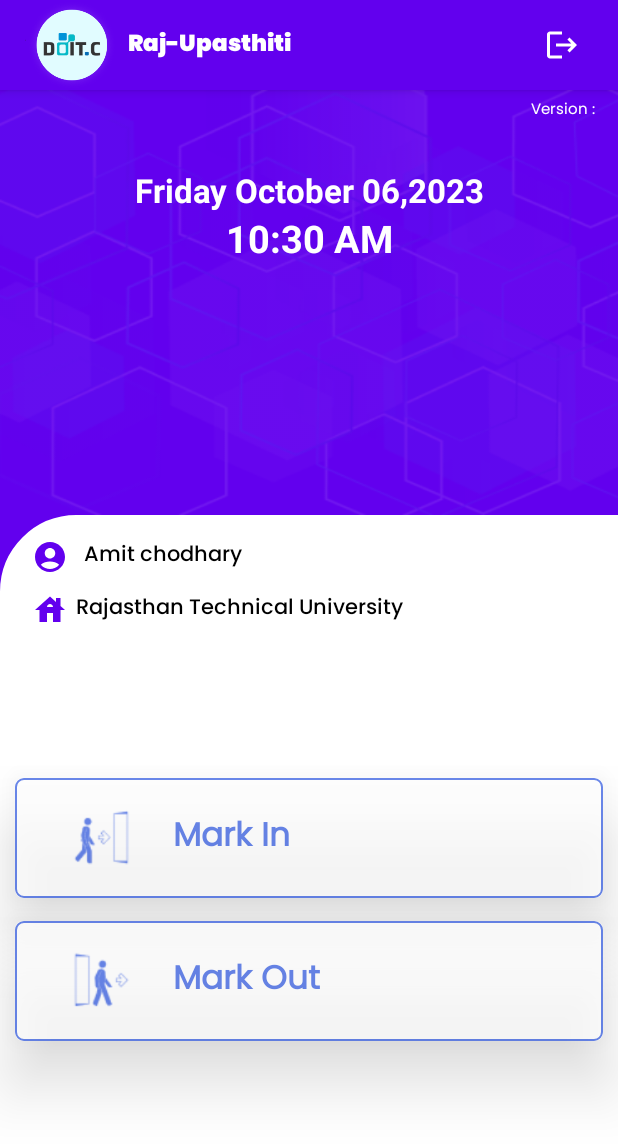
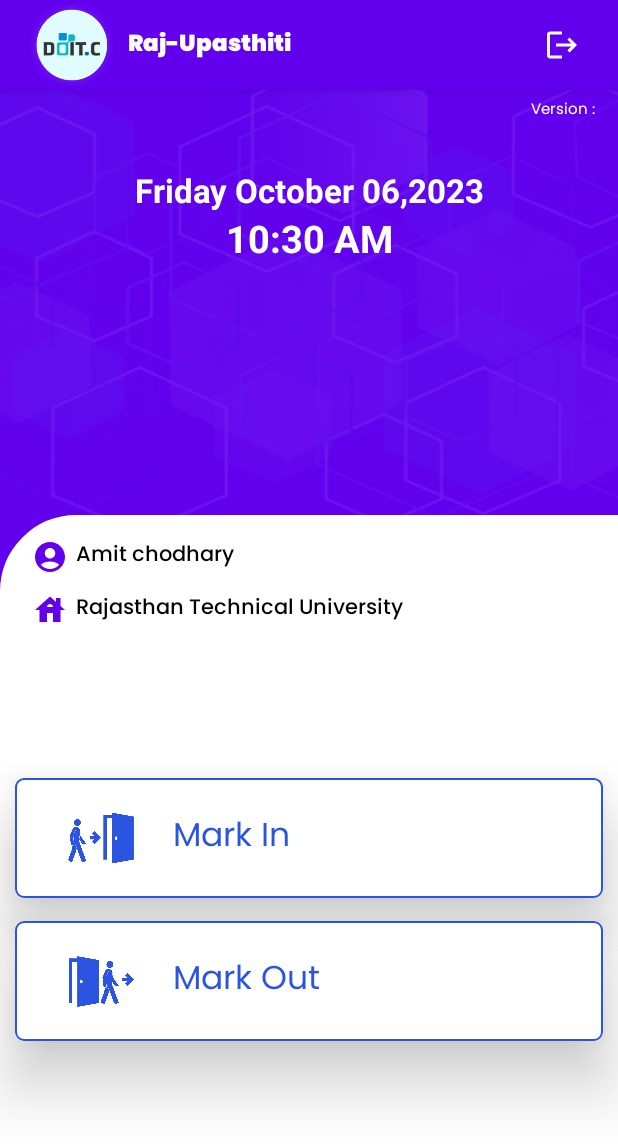
Before and after one commit to amitchodhary0786/RajAttendance, an Android app: the MainActivity screen opened directly, with no data from a screen before it, on a phone screen of 412 x 824 dp. Shown: the top 1144 px of the screen. Run offline under Robolectric (Android 15) with nearby library versions, the phone set to English and light mode, and no system bars.

Commit message:
initial commit 06/10/2023

```diff
--- a/app/src/main/java/com/gov/doitc/rajattendance/SsologinScreen.java
+++ b/app/src/main/java/com/gov/doitc/rajattendance/SsologinScreen.java
@@ -81,8 +81,8 @@ public class SsologinScreen extends AppCompatActivity {
                 @Override
                 public void run() {
                     try {
-                        //enc_pass = passwordencreaption(str_password);
-                        SsologinfunctionsDirect(str_email,str_password);
+                        enc_pass = passwordencreaption(str_password);
+                        SsologinfunctionsDirect(str_email,enc_pass);
                        // apiCall();
 
                     } catch (Exception e) {
--- a/app/src/main/res/drawable/markinback.xml
+++ b/app/src/main/res/drawable/markinback.xml
@@ -6,4 +6,5 @@
     <stroke
         android:width="1dp"
         android:color="@color/appblue" />
+
 </shape>
--- a/app/src/main/res/layout/activity_main.xml
+++ b/app/src/main/res/layout/activity_main.xml
@@ -167,8 +167,7 @@
                     android:layout_height="wrap_content"
                     android:text="Amit chodhary"
                     android:fontFamily="@font/poppinsmed"
-                    android:textColor="@color/black"
-                    android:layout_marginLeft="5dp"></TextView>
+                    android:textColor="@color/black"></TextView>
             </LinearLayout>
             <LinearLayout
                 android:layout_width="match_parent"
@@ -202,7 +201,6 @@
             android:layout_weight="2"
             android:background="@color/white">
             <androidx.cardview.widget.CardView
-                android:alpha=".7"
                 android:id="@+id/cv_markin"
                 android:layout_width="match_parent"
                 android:layout_height="wrap_content"
@@ -229,11 +227,11 @@
                         android:layout_width="0dp"
                         android:layout_weight="1"
                         android:layout_height="40dp"
-                        android:src="@drawable/markinicon"></ImageView>
+                        android:src="@drawable/white_icon_markin"
+                        app:tint="@color/appblue"></ImageView>
                     <TextView
                         android:id="@+id/tv_textmarkin"
                         android:textSize="22dp"
-                        android:textStyle="bold"
                         android:textColor="@color/appblue"
                         android:textColorHint="@color/appblue"
                         android:fontFamily="@font/poppinsreg"
@@ -250,7 +248,8 @@
                         android:layout_weight=".5"
                         android:layout_height="20dp"
                         android:src="@drawable/timeicon"
-                        android:scaleType="centerInside"></ImageView>
+                        android:scaleType="centerInside"
+                        android:padding="2dp"></ImageView>
                     <TextView
                         android:id="@+id/tv_markintime"
                         android:textSize="15dp"
@@ -258,7 +257,7 @@
                         android:textColor="@color/white"
                         android:textColorHint="@color/white"
                         android:fontFamily="@font/poppinsreg"
-                        android:hint="00:00AM"
+                        android:hint="00:00"
                         android:layout_width="0dp"
                         android:layout_weight="1"
                         android:layout_height="wrap_content"></TextView>
@@ -276,7 +275,6 @@
 
             </androidx.cardview.widget.CardView>
             <androidx.cardview.widget.CardView
-                android:alpha=".7"
                 android:id="@+id/cv_markout"
                 android:layout_width="match_parent"
                 android:layout_height="wrap_content"
@@ -304,12 +302,12 @@
                         android:layout_width="0dp"
                         android:layout_weight="1"
                         android:layout_height="40dp"
-                        android:src="@drawable/markouticon"></ImageView>
+                        android:src="@drawable/white_icon_markout"
+                        app:tint="@color/appblue"></ImageView>
 
                     <TextView
                         android:id="@+id/tv_textmarkout"
                         android:textSize="22dp"
-                        android:textStyle="bold"
                         android:textColor="@color/appblue"
                         android:textColorHint="@color/appblue"
                         android:fontFamily="@font/poppinsreg"
@@ -320,6 +318,7 @@
                         android:gravity="bottom"></TextView>
 
                     <ImageView
+                        android:padding="2dp"
                         android:layout_width="0dp"
                         android:layout_weight=".5"
                         android:layout_height="20dp"
@@ -332,7 +331,7 @@
                         android:textColor="@color/white"
                         android:textColorHint="@color/white"
                         android:fontFamily="@font/poppinsreg"
-                        android:hint="00:00AM"
+                        android:hint="00:00"
                         android:layout_width="0dp"
                         android:layout_weight="1"
                         android:layout_height="wrap_content"></TextView>
--- a/app/src/main/res/values/colors.xml
+++ b/app/src/main/res/values/colors.xml
@@ -23,4 +23,6 @@
     <color name="light_green">#00cd00</color>
 
     <color name="appblue">#2B55E1</color>
+    <color name="markin">#086800</color>
+    <color name="markout">#880A11</color>
 </resources>
```
Also changed, not shown: app/src/main/java/com/gov/doitc/rajattendance/MainActivity.java (+47 -23 lines), app/src/main/res/drawable/white_icon_markin.png (added), app/src/main/res/drawable/white_icon_markout.png (added).
